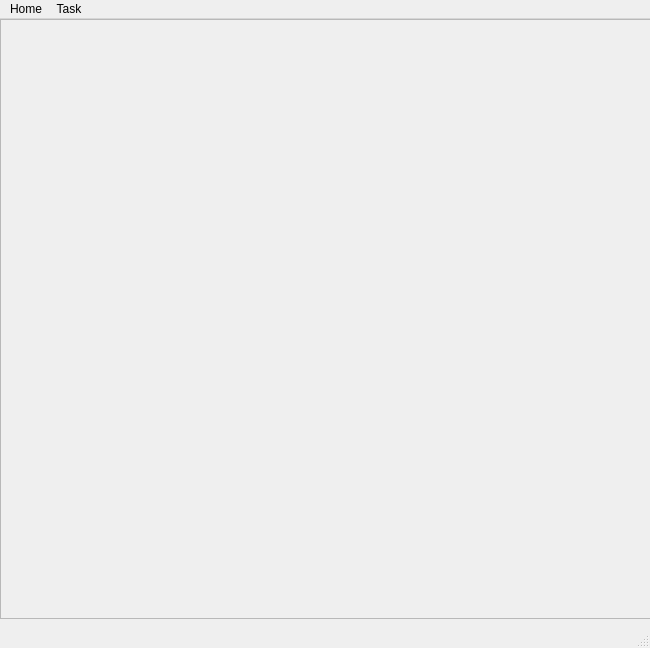
This is testDesktop/Desktop/mainwindow.ui in sacdallago/it.unibz.inf.sesp.Task as Qt 5 draws it before an edit. The edited form follows.
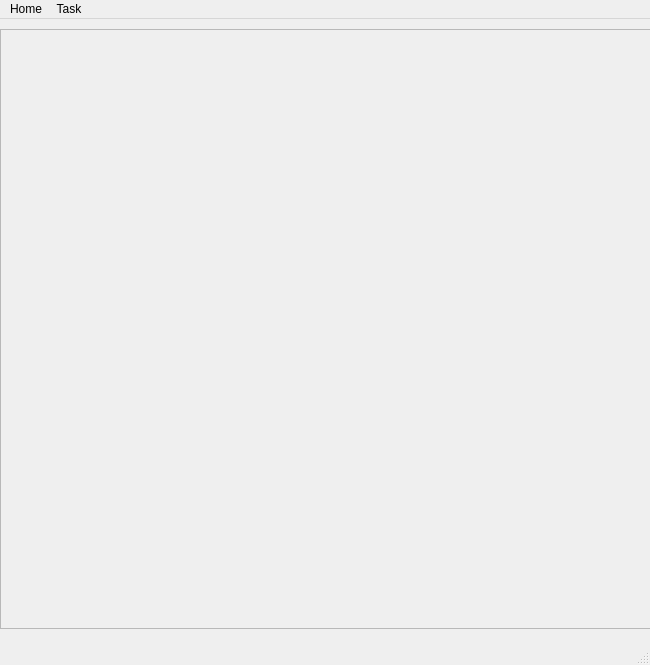
This is the edited form. Icons and pictures are not drawn.

Patch:
```diff
--- a/testDesktop/Desktop/mainwindow.ui
+++ b/testDesktop/Desktop/mainwindow.ui
@@ -7,7 +7,7 @@
     <x>0</x>
     <y>0</y>
     <width>650</width>
-    <height>648</height>
+    <height>665</height>
    </rect>
   </property>
   <property name="maximumSize">
@@ -37,7 +37,7 @@
     <property name="geometry">
      <rect>
       <x>0</x>
-      <y>0</y>
+      <y>10</y>
       <width>670</width>
       <height>600</height>
      </rect>
```
Left out of the diff: 2 changed lines with no effect on the pictures.
